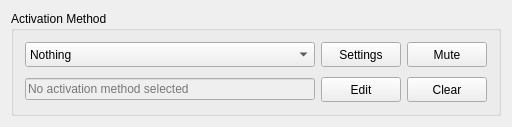
First picture: the form in source/main_window_dialog.ui, repository PsychedelicShayna/cursor-locker, before the edit.
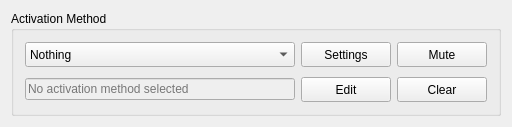
Second picture: the form after the edit.

Commit message:
Hardcoded minimum width for some widgets
The minimum width for buttons has been set to 90 through the source code, rather than through the stylesheet, as the stylesheet no longer contains these constraints.

```diff
--- a/source/main_window_dialog.ui
+++ b/source/main_window_dialog.ui
@@ -7,7 +7,7 @@
     <x>0</x>
     <y>0</y>
     <width>512</width>
-    <height>122</height>
+    <height>125</height>
    </rect>
   </property>
   <property name="minimumSize">
@@ -81,7 +81,7 @@
           <widget class="QPushButton" name="btnSettings">
            <property name="minimumSize">
             <size>
-             <width>0</width>
+             <width>90</width>
              <height>25</height>
             </size>
            </property>
@@ -94,7 +94,7 @@
           <widget class="QPushButton" name="btnMuteSoundEffects">
            <property name="minimumSize">
             <size>
-             <width>0</width>
+             <width>90</width>
              <height>25</height>
             </size>
            </property>
@@ -127,7 +127,7 @@
           <widget class="QPushButton" name="btnEditActivationParameter">
            <property name="minimumSize">
             <size>
-             <width>0</width>
+             <width>90</width>
              <height>25</height>
             </size>
            </property>
@@ -140,7 +140,7 @@
           <widget class="QPushButton" name="btnClearActivationParameter">
            <property name="minimumSize">
             <size>
-             <width>0</width>
+             <width>90</width>
              <height>25</height>
             </size>
            </property>
```
The commit also changes 1 other file.
